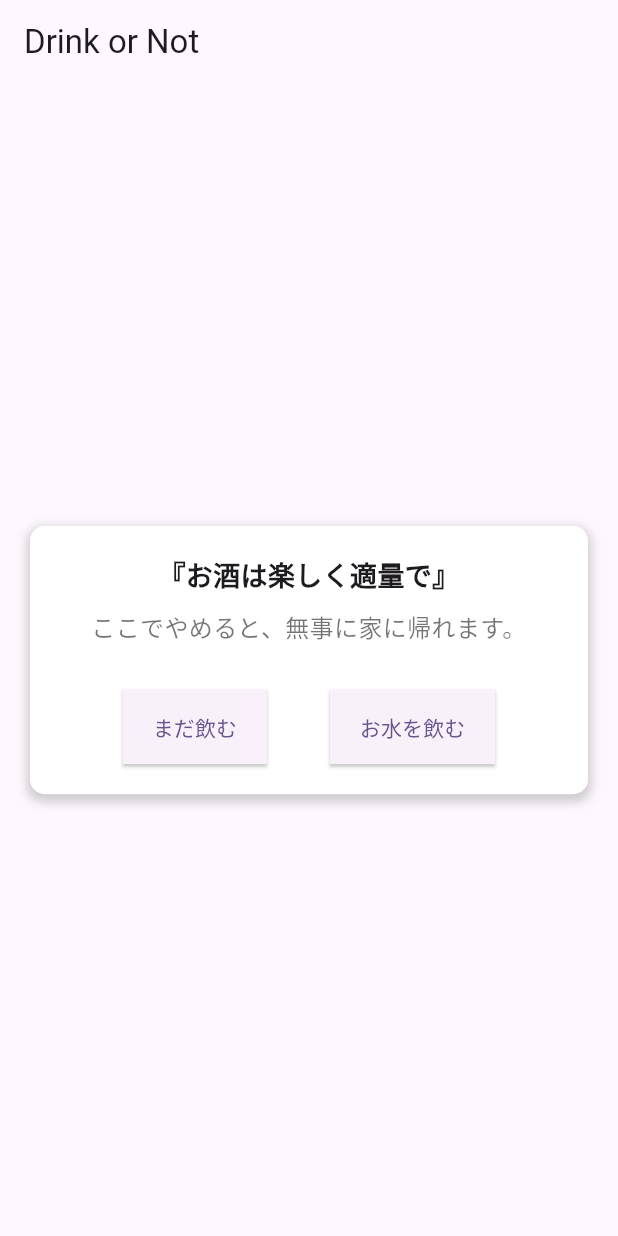
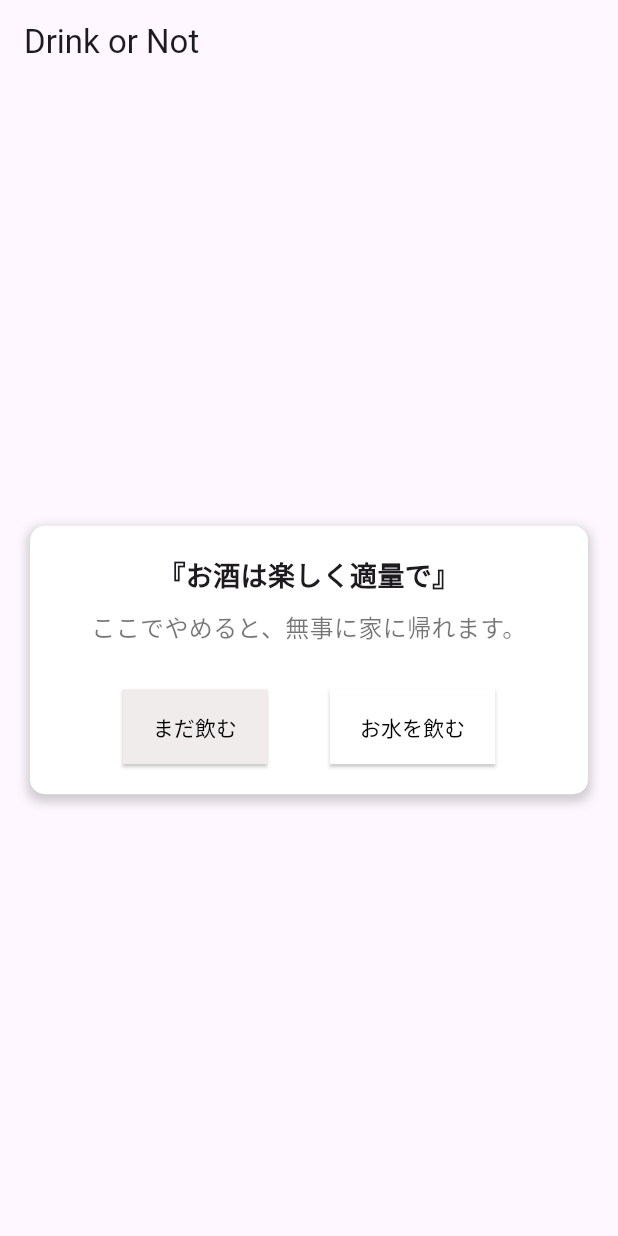
Before and after one commit to p2hacks2024/pre-17, a Flutter app: the DrinkOrNot screen opened directly, on a phone screen of 412 x 824 dp. Run offline on Flutter 3.47's test engine with Material 3 defaults, Android fonts, the light colour scheme and no system bars.

Commit message:
画面デザインを更新しまし #2

```diff
--- a/lib/drink_or_not.dart
+++ b/lib/drink_or_not.dart
@@ -65,26 +65,32 @@ class DrinkOrNot extends StatelessWidget {
                         debugPrint('まだ飲む pressed');
                       },
                       style: ElevatedButton.styleFrom(
+                        backgroundColor:
+                            const Color.fromARGB(255, 241, 236, 236),
                         padding: const EdgeInsets.symmetric(
                             vertical: 15, horizontal: 20),
                         shape: const RoundedRectangleBorder(
                           borderRadius: BorderRadius.zero, // 四角形のボタン
                         ),
                       ),
-                      child: const Text('まだ飲む'),
+                      child: const Text('まだ飲む',
+                          style: TextStyle(color: Colors.black)),
                     ),
                     ElevatedButton(
                       onPressed: () {
                         debugPrint('水を飲む pressed');
                       },
                       style: ElevatedButton.styleFrom(
+                        backgroundColor:
+                            const Color.fromARGB(255, 255, 255, 255),
                         padding: const EdgeInsets.symmetric(
                             vertical: 15, horizontal: 20),
                         shape: const RoundedRectangleBorder(
                           borderRadius: BorderRadius.zero, // 四角形のボタン
                         ),
                       ),
-                      child: const Text('お水を飲む'),
+                      child: const Text('お水を飲む',
+                          style: TextStyle(color: Colors.black)),
                     ),
                   ],
                 ),
```
